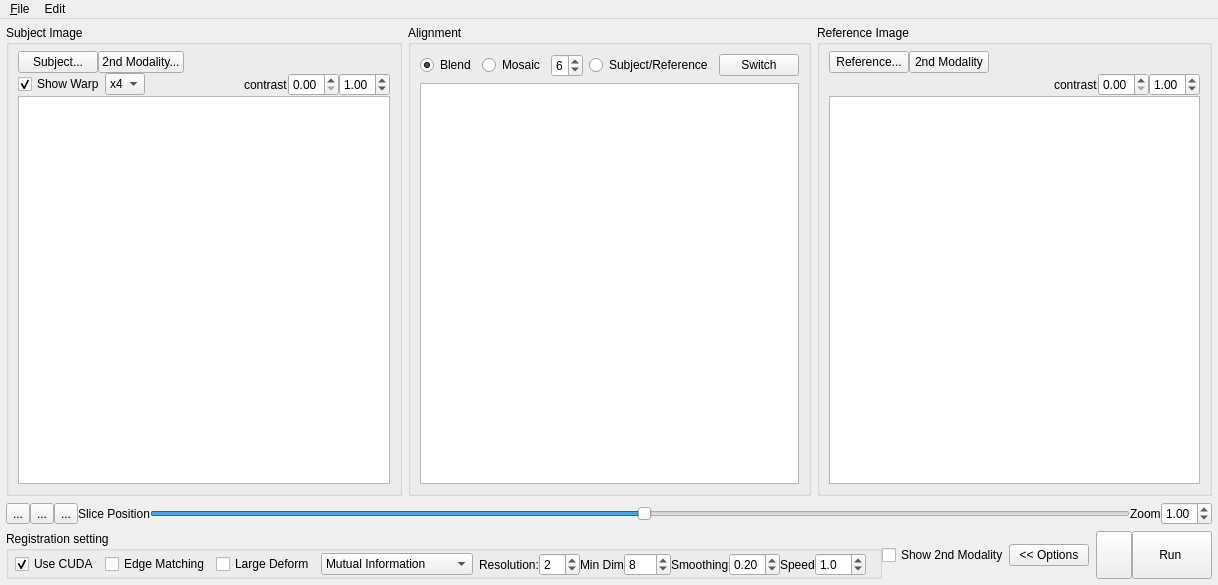
The window that regtoolbox.ui (frankyeh/DSI-Studio) describes before a commit, drawn with Qt 5.
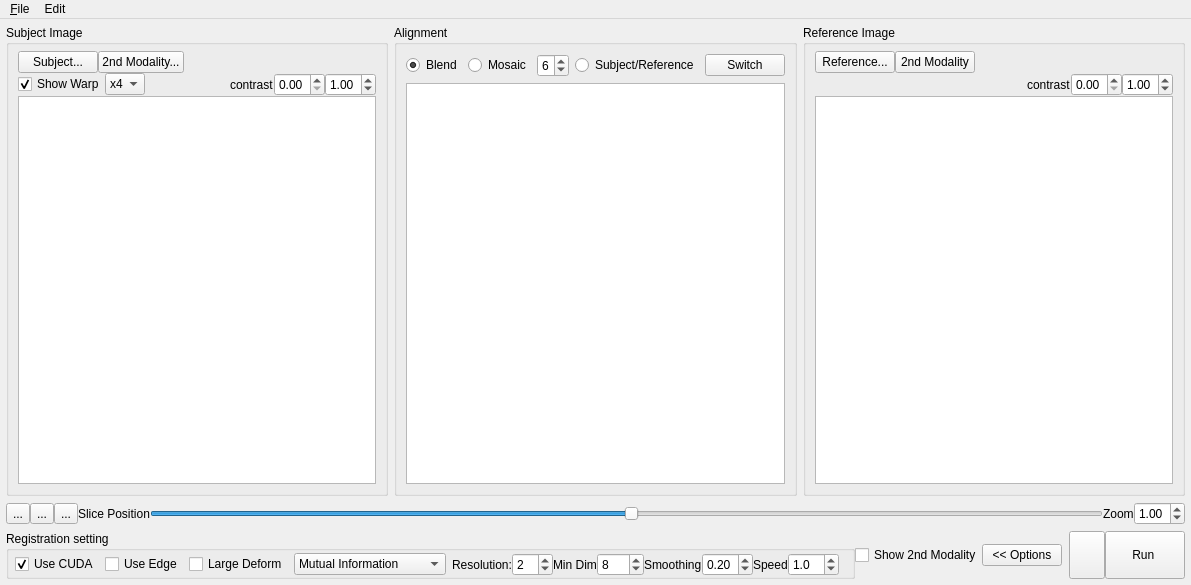
The same window after the commit. Icons and pictures are not drawn.

What changed in the file:
```diff
--- a/regtoolbox.ui
+++ b/regtoolbox.ui
@@ -6,7 +6,7 @@
    <rect>
     <x>0</x>
     <y>0</y>
-    <width>1082</width>
+    <width>1147</width>
     <height>585</height>
    </rect>
   </property>
@@ -642,7 +642,7 @@
             <string>&lt;html&gt;&lt;head/&gt;&lt;body&gt;&lt;p&gt;Edge-based registration for cross modalities mapping&lt;/p&gt;&lt;/body&gt;&lt;/html&gt;</string>
            </property>
            <property name="text">
-            <string>Edge Matching</string>
+            <string>Use Edge</string>
            </property>
           </widget>
          </item>
@@ -923,7 +923,7 @@
     <rect>
      <x>0</x>
      <y>0</y>
-     <width>1082</width>
+     <width>1147</width>
      <height>22</height>
     </rect>
    </property>
```
